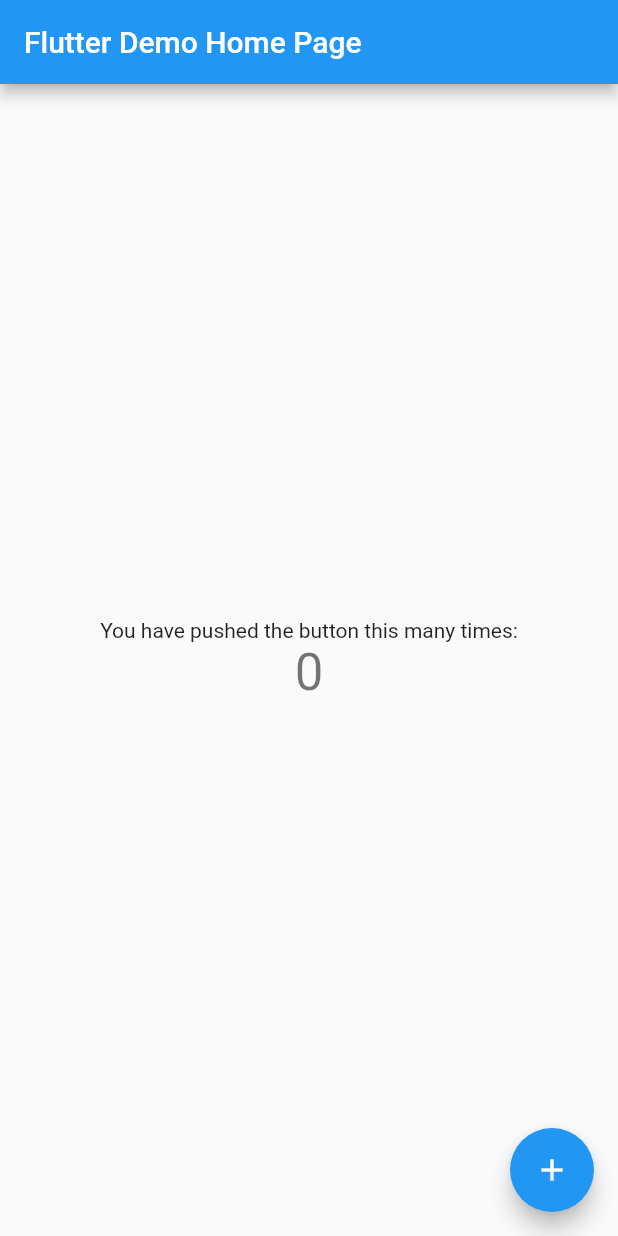
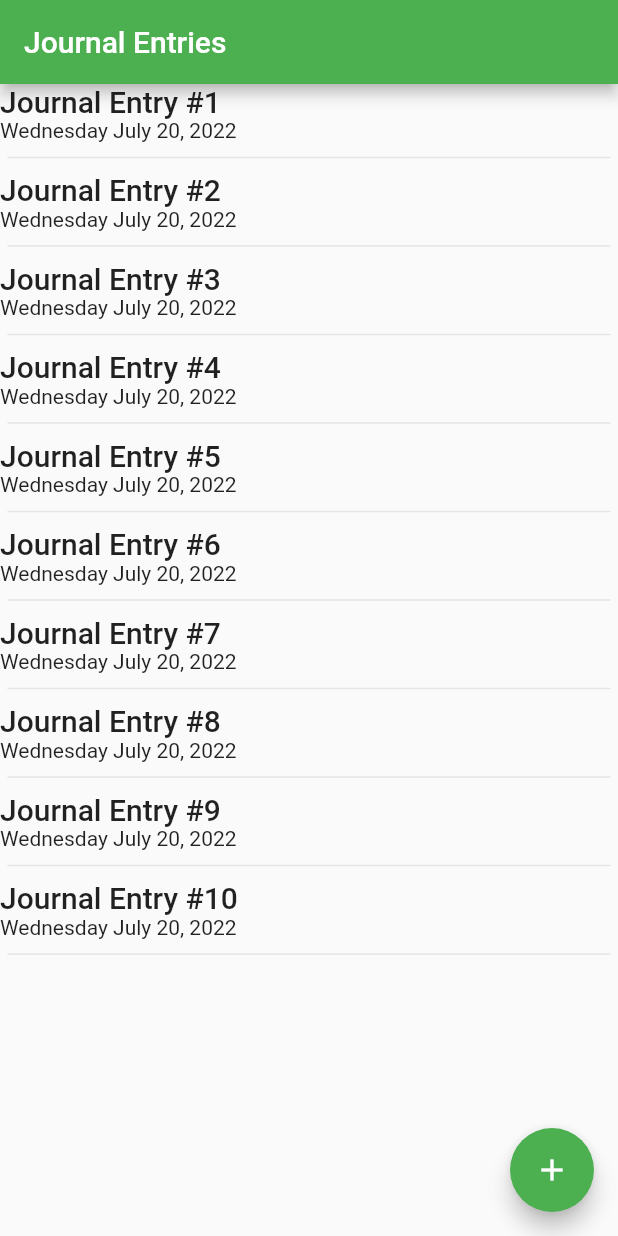
Before and after one commit to Schow94/Journal, a Flutter app: the screen it shows after launch, on a phone screen of 412 x 824 dp. Run offline on Flutter 3.47's test engine with Material 2 defaults, Android fonts, the phone set to English and light mode, and no system bars.

Commit message:
Setup basic routing

```diff
--- /dev/null
+++ b/lib/app.dart
@@ -0,0 +1,25 @@
+import 'package:flutter/material.dart';
+import 'screens/add_entry_screen.dart';
+import 'screens/home_screen.dart';
+import 'screens/journal_entry_screen.dart';
+
+class MyApp extends StatelessWidget {
+  const MyApp({Key? key}) : super(key: key);
+
+  static final routes = {
+    '/': (context) => const Home(),
+    'addentry': (context) => const AddEntry(),
+    'journalentry': (context) => const JournalEntryScreen(),
+  };
+
+  @override
+  Widget build(BuildContext context) {
+    return MaterialApp(
+        title: 'Journal',
+        theme: ThemeData(
+          primarySwatch: Colors.green,
+          textTheme: const TextTheme(),
+        ),
+        routes: routes);
+  }
+}
--- a/lib/main.dart
+++ b/lib/main.dart
@@ -1,115 +1,23 @@
+/*
+  Student: Stephen Chow
+  Email: chowst@oregonstate.edu
+  Course: CS492 - Mobile Software Development
+  Last Updated: 7/20/22
+*/
+
 import 'package:flutter/material.dart';
+import 'package:flutter/services.dart';
+import 'app.dart';
 
 void main() {
+  // Allow these orientations on device
+  WidgetsFlutterBinding.ensureInitialized();
+
+  SystemChrome.setPreferredOrientations([
+    DeviceOrientation.landscapeLeft,
+    DeviceOrientation.landscapeRight,
+    DeviceOrientation.portraitUp
+  ]);
+
   runApp(const MyApp());
 }
-
-class MyApp extends StatelessWidget {
-  const MyApp({Key? key}) : super(key: key);
-
-  // This widget is the root of your application.
-  @override
-  Widget build(BuildContext context) {
-    return MaterialApp(
-      title: 'Flutter Demo',
-      theme: ThemeData(
-        // This is the theme of your application.
-        //
-        // Try running your application with "flutter run". You'll see the
-        // application has a blue toolbar. Then, without quitting the app, try
-        // changing the primarySwatch below to Colors.green and then invoke
-        // "hot reload" (press "r" in the console where you ran "flutter run",
-        // or simply save your changes to "hot reload" in a Flutter IDE).
-        // Notice that the counter didn't reset back to zero; the application
-        // is not restarted.
-        primarySwatch: Colors.blue,
-      ),
-      home: const MyHomePage(title: 'Flutter Demo Home Page'),
-    );
-  }
-}
-
-class MyHomePage extends StatefulWidget {
-  const MyHomePage({Key? key, required this.title}) : super(key: key);
-
-  // This widget is the home page of your application. It is stateful, meaning
-  // that it has a State object (defined below) that contains fields that affect
-  // how it looks.
-
-  // This class is the configuration for the state. It holds the values (in this
-  // case the title) provided by the parent (in this case the App widget) and
-  // used by the build method of the State. Fields in a Widget subclass are
-  // always marked "final".
-
-  final String title;
-
-  @override
-  State<MyHomePage> createState() => _MyHomePageState();
-}
-
-class _MyHomePageState extends State<MyHomePage> {
-  int _counter = 0;
-
-  void _incrementCounter() {
-    setState(() {
-      // This call to setState tells the Flutter framework that something has
-      // changed in this State, which causes it to rerun the build method below
-      // so that the display can reflect the updated values. If we changed
-      // _counter without calling setState(), then the build method would not be
-      // called again, and so nothing would appear to happen.
-      _counter++;
-    });
-  }
-
-  @override
-  Widget build(BuildContext context) {
-    // This method is rerun every time setState is called, for instance as done
-    // by the _incrementCounter method above.
-    //
-    // The Flutter framework has been optimized to make rerunning build methods
-    // fast, so that you can just rebuild anything that needs updating rather
-    // than having to individually change instances of widgets.
-    return Scaffold(
-      appBar: AppBar(
-        // Here we take the value from the MyHomePage object that was created by
-        // the App.build method, and use it to set our appbar title.
-        title: Text(widget.title),
-      ),
-      body: Center(
-        // Center is a layout widget. It takes a single child and positions it
-        // in the middle of the parent.
-        child: Column(
-          // Column is also a layout widget. It takes a list of children and
-          // arranges them vertically. By default, it sizes itself to fit its
-          // children horizontally, and tries to be as tall as its parent.
-          //
-          // Invoke "debug painting" (press "p" in the console, choose the
-          // "Toggle Debug Paint" action from the Flutter Inspector in Android
-          // Studio, or the "Toggle Debug Paint" command in Visual Studio Code)
-          // to see the wireframe for each widget.
-          //
-          // Column has various properties to control how it sizes itself and
-          // how it positions its children. Here we use mainAxisAlignment to
-          // center the children vertically; the main axis here is the vertical
-          // axis because Columns are vertical (the cross axis would be
-          // horizontal).
-          mainAxisAlignment: MainAxisAlignment.center,
-          children: <Widget>[
-            const Text(
-              'You have pushed the button this many times:',
-            ),
-            Text(
-              '$_counter',
-              style: Theme.of(context).textTheme.headline4,
-            ),
-          ],
-        ),
-      ),
-      floatingActionButton: FloatingActionButton(
-        onPressed: _incrementCounter,
-        tooltip: 'Increment',
-        child: const Icon(Icons.add),
-      ), // This trailing comma makes auto-formatting nicer for build methods.
-    );
-  }
-}
--- /dev/null
+++ b/lib/models/screen_class.dart
@@ -0,0 +1,7 @@
+class ScreenArguments {
+  final String title;
+  final String date;
+  final String content;
+
+  ScreenArguments(this.title, this.date, this.content);
+}
--- /dev/null
+++ b/lib/screens/add_entry_screen.dart
@@ -0,0 +1,34 @@
+import 'package:flutter/material.dart';
+
+class AddEntry extends StatelessWidget {
+  const AddEntry({Key? key}) : super(key: key);
+
+  @override
+  Widget build(BuildContext context) {
+    return Scaffold(
+      appBar: AppBar(
+        title: const Text('Add new Journal Entry'),
+      ),
+      body: Column(
+        crossAxisAlignment: CrossAxisAlignment.center,
+        mainAxisAlignment: MainAxisAlignment.spaceAround,
+        children: [
+          const Text('Add Entry'),
+          ElevatedButton(
+            child: const Text('Go Home'),
+            onPressed: () {
+              goToHomeScreen(context);
+            },
+          ),
+        ],
+      ),
+    );
+  }
+
+  /*
+    Navigate to AddEntry Screen
+  */
+  void goToHomeScreen(BuildContext context) {
+    Navigator.of(context).pop();
+  }
+}
--- /dev/null
+++ b/lib/screens/home_screen.dart
@@ -0,0 +1,32 @@
+import 'package:flutter/material.dart';
+import '../widgets/journal_entries_list.dart';
+
+class Home extends StatelessWidget {
+  const Home({Key? key}) : super(key: key);
+
+  @override
+  Widget build(BuildContext context) {
+    return Scaffold(
+      appBar: AppBar(
+        title: const Text('Journal Entries'),
+      ),
+      floatingActionButton: FloatingActionButton(
+        onPressed: () {
+          goToAddEntryScreen(context);
+        },
+        backgroundColor: Colors.green,
+        child: const Icon(Icons.add),
+      ),
+      body: const SingleChildScrollView(
+        child: JournalEntriesList(),
+      ),
+    );
+  }
+
+  /*
+    Navigate to AddEntry Screen
+  */
+  void goToAddEntryScreen(BuildContext context) {
+    Navigator.of(context).pushNamed('addentry');
+  }
+}
--- /dev/null
+++ b/lib/screens/journal_entry_screen.dart
@@ -0,0 +1,32 @@
+import 'package:flutter/material.dart';
+import '../models/screen_class.dart';
+
+class JournalEntryScreen extends StatelessWidget {
+  const JournalEntryScreen({Key? key}) : super(key: key);
+
+  @override
+  Widget build(BuildContext context) {
+    final screenargs =
+        ModalRoute.of(context)?.settings.arguments as ScreenArguments;
+    final String title = screenargs.title;
+    final String date = screenargs.date;
+    final String content = screenargs.content;
+
+    return Scaffold(
+      appBar: AppBar(
+        title: const Text('Journal Entries'),
+      ),
+      body: SingleChildScrollView(
+        child: Column(
+          mainAxisAlignment: MainAxisAlignment.center,
+          crossAxisAlignment: CrossAxisAlignment.center,
+          children: [
+            Text(title, style: Theme.of(context).textTheme.headline5),
+            Text(date),
+            Text(content),
+          ],
+        ),
+      ),
+    );
+  }
+}
--- /dev/null
+++ b/lib/widgets/journal_entries_list.dart
@@ -0,0 +1,202 @@
+import 'package:flutter/material.dart';
+import '../models/screen_class.dart';
+
+class JournalEntriesList extends StatelessWidget {
+  const JournalEntriesList({Key? key}) : super(key: key);
+
+  @override
+  Widget build(BuildContext context) {
+    return Column(
+      crossAxisAlignment: CrossAxisAlignment.center,
+      mainAxisAlignment: MainAxisAlignment.spaceAround,
+      children: [
+        GestureDetector(
+          onTap: () {
+            goToJournalEntry(
+              context,
+              ScreenArguments('Journal Entry #1', 'Wednesday July 20, 2022',
+                  'The Navigator provides the ability to navigate to a named route from any part of an app using a common identifier. In some cases, you might also need to pass arguments to a named route. For example, you might wish to navigate to the /user route and pass information about the user to that route.'),
+            );
+          },
+          child: Column(
+            crossAxisAlignment: CrossAxisAlignment.start,
+            children: [
+              Text(
+                'Journal Entry #1',
+                style: Theme.of(context).textTheme.headline6,
+              ),
+              const Text('Wednesday July 20, 2022'),
+              const Divider(
+                height: 20,
+                thickness: 1,
+                indent: 5,
+                endIndent: 5,
+                color: Color.fromARGB(255, 230, 229, 229),
+              ),
+            ],
+          ),
+        ),
+        Column(
+          crossAxisAlignment: CrossAxisAlignment.start,
+          children: [
+            Text(
+              'Journal Entry #2',
+              style: Theme.of(context).textTheme.headline6,
+            ),
+            const Text('Wednesday July 20, 2022'),
+            const Divider(
+              height: 20,
+              thickness: 1,
+              indent: 5,
+              endIndent: 5,
+              color: Color.fromARGB(255, 230, 229, 229),
+            ),
+          ],
+        ),
+        Column(
+          crossAxisAlignment: CrossAxisAlignment.start,
+          children: [
+            Text(
+              'Journal Entry #3',
+              style: Theme.of(context).textTheme.headline6,
+            ),
+            const Text('Wednesday July 20, 2022'),
+            const Divider(
+              height: 20,
+              thickness: 1,
+              indent: 5,
+              endIndent: 5,
+              color: Color.fromARGB(255, 230, 229, 229),
+            ),
+          ],
+        ),
+        Column(
+          crossAxisAlignment: CrossAxisAlignment.start,
+          children: [
+            Text(
+              'Journal Entry #4',
+              style: Theme.of(context).textTheme.headline6,
+            ),
+            const Text('Wednesday July 20, 2022'),
+            const Divider(
+              height: 20,
+              thickness: 1,
+              indent: 5,
+              endIndent: 5,
+              color: Color.fromARGB(255, 230, 229, 229),
+            ),
+          ],
+        ),
+        Column(
+          crossAxisAlignment: CrossAxisAlignment.start,
+          children: [
+            Text(
+              'Journal Entry #5',
+              style: Theme.of(context).textTheme.headline6,
+            ),
+            const Text('Wednesday July 20, 2022'),
+            const Divider(
+              height: 20,
+              thickness: 1,
+              indent: 5,
+              endIndent: 5,
+              color: Color.fromARGB(255, 230, 229, 229),
+            ),
+          ],
+        ),
+        Column(
+          crossAxisAlignment: CrossAxisAlignment.start,
+          children: [
+            Text(
+              'Journal Entry #6',
+              style: Theme.of(context).textTheme.headline6,
+            ),
+            const Text('Wednesday July 20, 2022'),
+            const Divider(
+              height: 20,
+              thickness: 1,
+              indent: 5,
+              endIndent: 5,
+              color: Color.fromARGB(255, 230, 229, 229),
+            ),
+          ],
+        ),
+        Column(
+          crossAxisAlignment: CrossAxisAlignment.start,
+          children: [
+            Text(
+              'Journal Entry #7',
+              style: Theme.of(context).textTheme.headline6,
+            ),
+            const Text('Wednesday July 20, 2022'),
+            const Divider(
+              height: 20,
+              thickness: 1,
+              indent: 5,
+              endIndent: 5,
+              color: Color.fromARGB(255, 230, 229, 229),
+            ),
+          ],
+        ),
+        Column(
+          crossAxisAlignment: CrossAxisAlignment.start,
+          children: [
+            Text(
+              'Journal Entry #8',
+              style: Theme.of(context).textTheme.headline6,
+            ),
+            const Text('Wednesday July 20, 2022'),
+            const Divider(
+              height: 20,
+              thickness: 1,
+              indent: 5,
+              endIndent: 5,
+              color: Color.fromARGB(255, 230, 229, 229),
+            ),
+          ],
+        ),
+        Column(
+          crossAxisAlignment: CrossAxisAlignment.start,
+          children: [
+            Text(
+              'Journal Entry #9',
+              style: Theme.of(context).textTheme.headline6,
+            ),
+            const Text('Wednesday July 20, 2022'),
+            const Divider(
+              height: 20,
+              thickness: 1,
+              indent: 5,
+              endIndent: 5,
+              color: Color.fromARGB(255, 230, 229, 229),
+            ),
+          ],
+        ),
+        Column(
+          crossAxisAlignment: CrossAxisAlignment.start,
+          children: [
+            Text(
+              'Journal Entry #10',
+              style: Theme.of(context).textTheme.headline6,
+            ),
+            const Text('Wednesday July 20, 2022'),
+            const Divider(
+              height: 20,
+              thickness: 1,
+              indent: 5,
+              endIndent: 5,
+              color: Color.fromARGB(255, 230, 229, 229),
+            ),
+          ],
+        ),
+      ],
+    );
+  }
+
+  void goToJournalEntry(BuildContext context, args) {
+    Navigator.of(context).pushNamed(
+      'journalentry',
+      arguments: args,
+    );
+  }
+}
```
Also changed, not shown: 1 other file.
